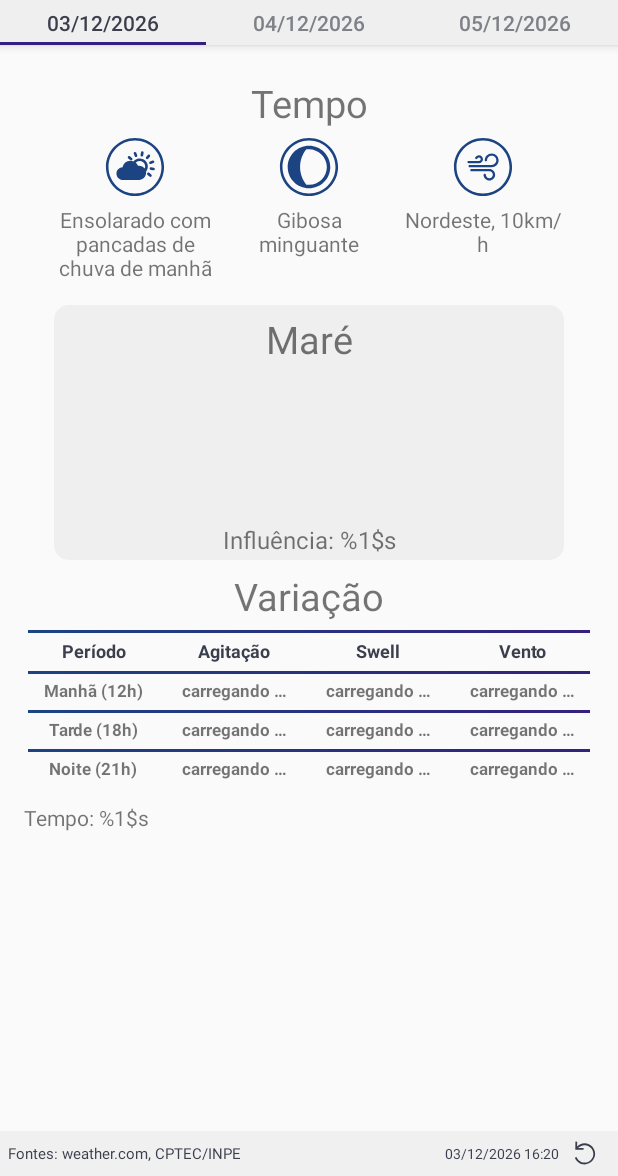
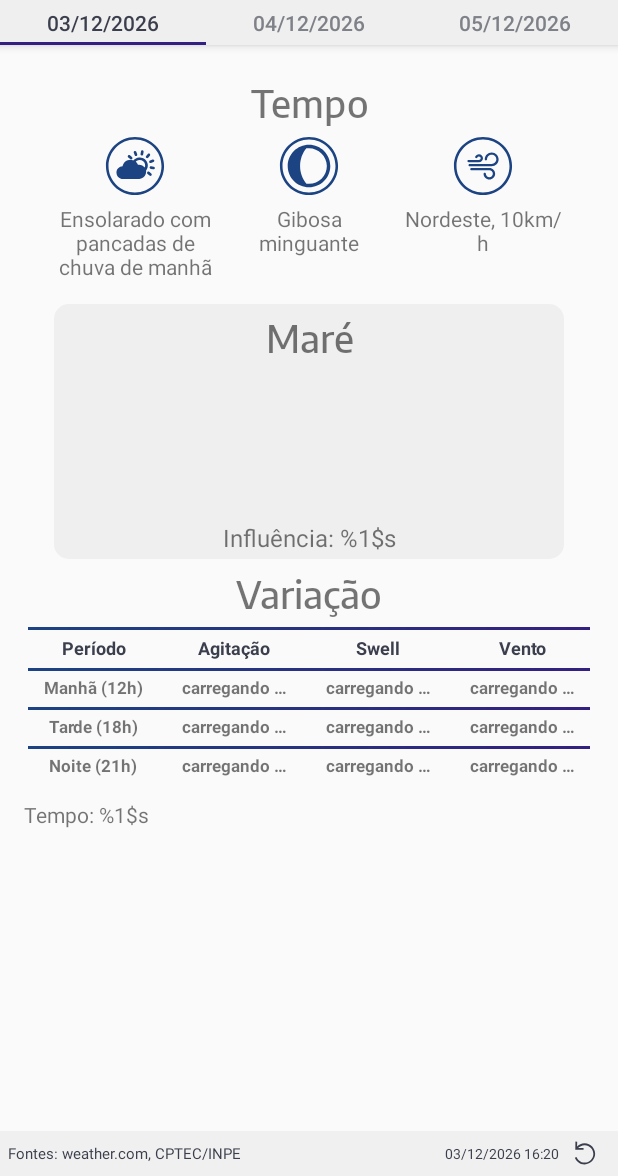
Before and after one commit to heliokann/tabuademares, an Android app: the screen it shows after launch (MainActivity), on a phone screen of 412 x 824 dp, the part 60-1236 px from its top. Run offline under Robolectric (Android 15) with nearby library versions, the phone set to English and light mode, and no system bars; libraries missing offline, so code that uses them is left out: com.j256.ormlite; 10 statements that could not run were skipped.

Commit message:
Adicionando novas fontes

```diff
--- a/app/src/main/res/values-v17/styles.xml
+++ /dev/null
@@ -1,9 +0,0 @@
-<?xml version="1.0" encoding="utf-8"?>
-<resources>
-
-    <style name="AppTheme.textSwell" parent="android:Widget.TextView">
-        <item name="android:textSize">11dp</item>
-        <item name="android:textAlignment">center</item>
-        <item name="android:textStyle">bold</item>
-    </style>
-</resources>
--- a/app/src/main/res/values/styles.xml
+++ b/app/src/main/res/values/styles.xml
@@ -79,6 +79,7 @@
         <item name="android:layout_width">match_parent</item>
         <item name="android:layout_height">wrap_content</item>
         <item name="android:textSize">@dimen/title_section</item>
+        <item name="android:fontFamily" tools:ignore="NewApi">@font/EncodeSans-Medium</item>
     </style>
 
 </resources>
```
Also changed, not shown: app/src/main/res/font/EncodeSans-Black.ttf (added), app/src/main/res/font/EncodeSans-Bold.ttf (added), app/src/main/res/font/EncodeSans-ExtraBold.ttf (added), app/src/main/res/font/EncodeSans-ExtraLight.ttf (added), app/src/main/res/font/EncodeSans-Light.ttf (added), app/src/main/res/font/EncodeSans-Medium.ttf (added), app/src/main/res/font/EncodeSans-Regular.ttf (added), app/src/main/res/font/EncodeSans-SemiBold.ttf (added), app/src/main/res/font/EncodeSans-Thin.ttf (added).
